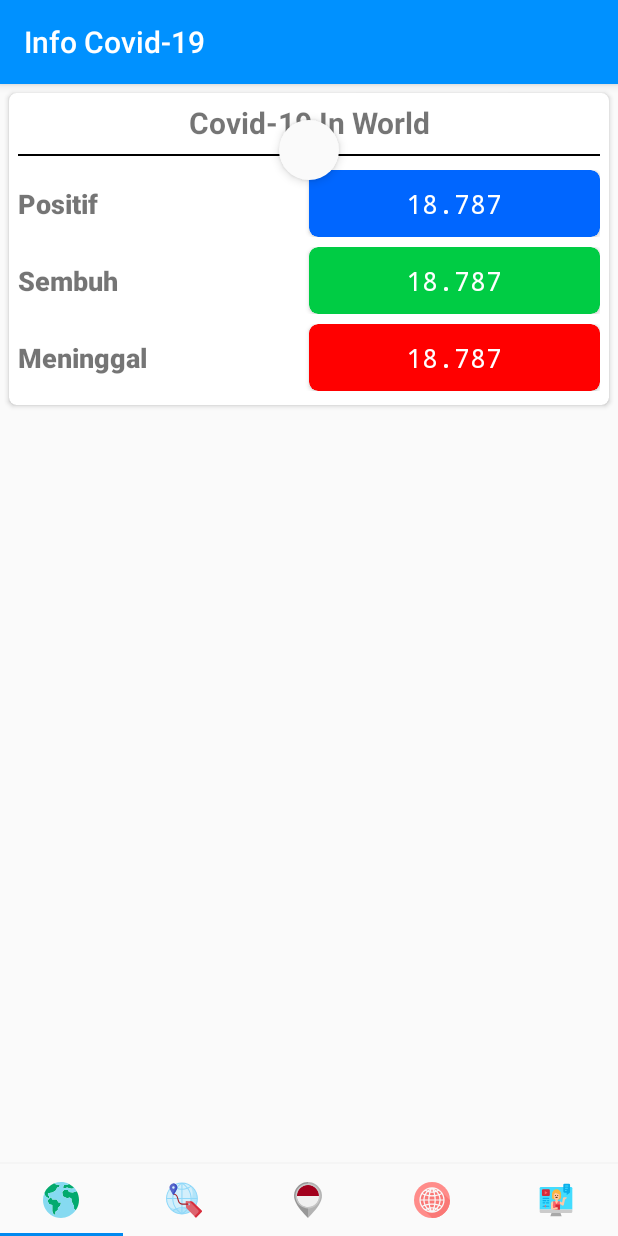
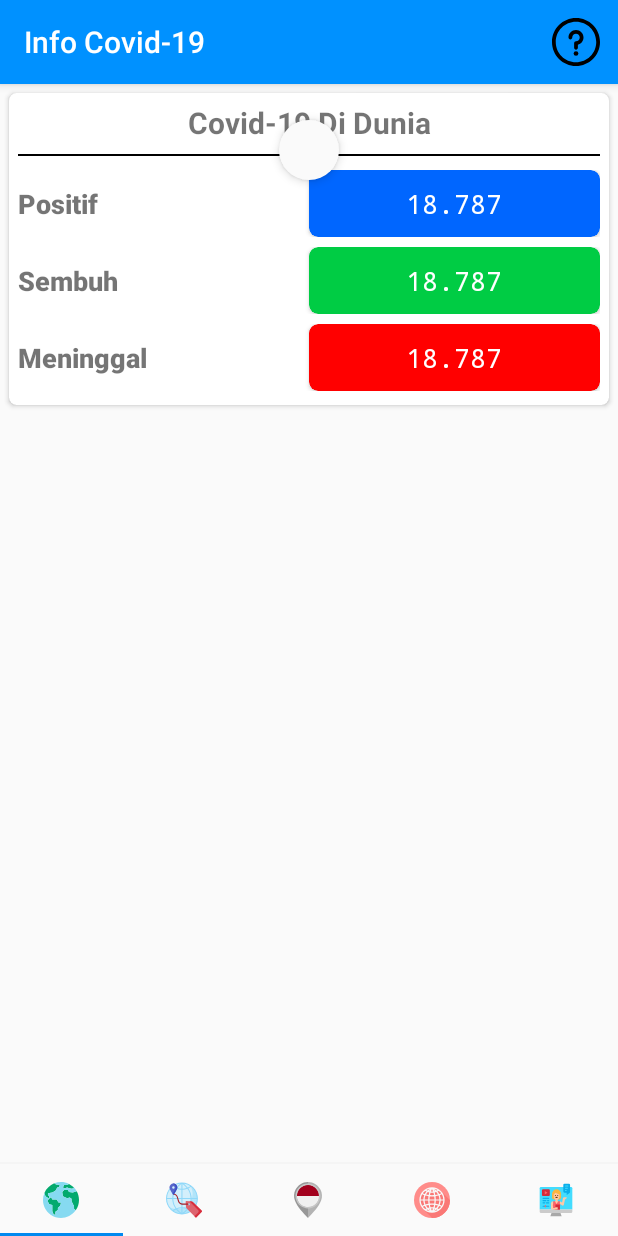
Before and after one commit to ardhanfajarramadhan/smkcoding_online_project_2, an Android app: the screen it shows after launch (MainActivity), on a phone screen of 412 x 824 dp. Run offline under Robolectric (Android 15) with nearby library versions, the phone set to English and light mode, and no system bars; 2 statements that could not run were skipped.

Commit message:
help and diagram

```diff
--- a/app/src/main/AndroidManifest.xml
+++ b/app/src/main/AndroidManifest.xml
@@ -1,7 +1,9 @@
 <?xml version="1.0" encoding="utf-8"?>
 <manifest xmlns:android="http://schemas.android.com/apk/res/android"
     package="com.coding.smkcoding_project_2">
-    <uses-permission android:name="android.permission.INTERNET"/>
+
+    <uses-permission android:name="android.permission.INTERNET" />
+
     <application
         android:allowBackup="true"
         android:icon="@drawable/ic_icon"
@@ -9,7 +11,7 @@
         android:roundIcon="@drawable/ic_icon"
         android:supportsRtl="true"
         android:theme="@style/AppThemeCustom2">
-
+        <activity android:name=".ReadMeActivity"></activity>
         <activity android:name=".MainActivity">
             <intent-filter>
                 <action android:name="android.intent.action.MAIN" />
--- a/app/src/main/java/com/coding/smkcoding_project_2/MainActivity.kt
+++ b/app/src/main/java/com/coding/smkcoding_project_2/MainActivity.kt
@@ -1,7 +1,10 @@
 package com.coding.smkcoding_project_2
 
+import android.content.Intent
 import androidx.appcompat.app.AppCompatActivity
 import android.os.Bundle
+import android.view.Menu
+import android.view.MenuItem
 import androidx.core.content.res.ResourcesCompat
 import com.coding.smkcoding_project_2.adapter.ViewPagerAdapter
 import com.google.android.material.tabs.TabLayoutMediator
@@ -24,4 +27,21 @@ class MainActivity : AppCompatActivity() {
             tab.icon = ResourcesCompat.getDrawable(resources, menuIcon[position], null)
         }).attach()
     }
+
+    override fun onCreateOptionsMenu(menu: Menu): Boolean {
+        menuInflater.inflate(R.menu.main_menu, menu)
+        return super.onCreateOptionsMenu(menu)
+    }
+
+    override fun onOptionsItemSelected(item: MenuItem): Boolean {
+        when(item!!.itemId) {
+            R.id.help -> moveToReadMe()
+        }
+        return super.onOptionsItemSelected(item)
+    }
+
+    private fun moveToReadMe(){
+        val intent = Intent(this, ReadMeActivity::class.java)
+        startActivity(intent)
+    }
 }
--- a/app/src/main/java/com/coding/smkcoding_project_2/WorldFragment.kt
+++ b/app/src/main/java/com/coding/smkcoding_project_2/WorldFragment.kt
@@ -16,15 +16,11 @@ import com.coding.smkcoding_project_2.util.dismissLoading
 import com.coding.smkcoding_project_2.util.showLoading
 import com.coding.smkcoding_project_2.util.tampilToast
 import kotlinx.android.synthetic.*
-import kotlinx.android.synthetic.main.fragment_province.*
 import kotlinx.android.synthetic.main.fragment_world.*
 import kotlinx.android.synthetic.main.fragment_world.swipeRefreshLayout
-import kotlinx.android.synthetic.main.item_world_data.*
 import retrofit2.Call
 import retrofit2.Callback
 import retrofit2.Response
-import java.text.NumberFormat
-import java.util.*
 
 class WorldFragment : Fragment() {
 
--- a/app/src/main/java/com/coding/smkcoding_project_2/data/ApiService.kt
+++ b/app/src/main/java/com/coding/smkcoding_project_2/data/ApiService.kt
@@ -1,5 +1,6 @@
 package com.coding.smkcoding_project_2.data
 
+import com.coding.smkcoding_project_2.serialized.IndonesiaDataItem
 import com.coding.smkcoding_project_2.serialized.global.GlobalDataItem
 import com.coding.smkcoding_project_2.serialized.global.GlobalDataMeninggal
 import com.coding.smkcoding_project_2.serialized.global.GlobalDataPositif
@@ -25,5 +26,6 @@ interface ApiService {
     @GET("meninggal")
     fun getDataMeninggoy(): Call<GlobalDataMeninggal>
 
-
+    @GET("indonesia")
+    fun getDataIndonesia(): Call<IndonesiaDataItem>
 }
--- /dev/null
+++ b/app/src/main/java/com/coding/smkcoding_project_2/serialized/IndonesiaData.kt
@@ -0,0 +1,6 @@
+package com.coding.smkcoding_project_2.serialized
+
+
+import com.google.gson.annotations.SerializedName
+
+class IndonesiaData : ArrayList<IndonesiaDataItem>()
--- /dev/null
+++ b/app/src/main/res/drawable/ic_help.xml
@@ -0,0 +1,15 @@
+<vector xmlns:android="http://schemas.android.com/apk/res/android"
+    android:width="512dp"
+    android:height="512dp"
+    android:viewportWidth="512"
+    android:viewportHeight="512">
+  <path
+      android:fillColor="#FF000000"
+      android:pathData="M256,378.5m-25,0a25,25 0,1 1,50 0a25,25 0,1 1,-50 0"/>
+  <path
+      android:fillColor="#FF000000"
+      android:pathData="M256,0C114.516,0 0,114.497 0,256c0,141.484 114.497,256 256,256c141.484,0 256,-114.497 256,-256C512,114.516 397.503,0 256,0zM256,472c-119.377,0 -216,-96.607 -216,-216c0,-119.377 96.607,-216 216,-216c119.377,0 216,96.607 216,216C472,375.377 375.393,472 256,472z"/>
+  <path
+      android:fillColor="#FF000000"
+      android:pathData="M256,128.5c-44.112,0 -80,35.888 -80,80c0,11.046 8.954,20 20,20s20,-8.954 20,-20c0,-22.056 17.944,-40 40,-40c22.056,0 40,17.944 40,40c0,22.056 -17.944,40 -40,40c-11.046,0 -20,8.954 -20,20v50c0,11.046 8.954,20 20,20c11.046,0 20,-8.954 20,-20v-32.531c34.466,-8.903 60,-40.26 60,-77.469C336,164.388 300.112,128.5 256,128.5z"/>
+</vector>
--- /dev/null
+++ b/app/src/main/res/menu/main_menu.xml
@@ -0,0 +1,9 @@
+<?xml version="1.0" encoding="utf-8"?>
+<menu xmlns:android="http://schemas.android.com/apk/res/android"
+    xmlns:app="http://schemas.android.com/apk/res-auto">
+    <item
+        android:id="@+id/help"
+        android:title="Help"
+        app:showAsAction="always"
+        android:icon="@drawable/ic_help"/>
+</menu>
--- a/app/src/main/res/values/strings.xml
+++ b/app/src/main/res/values/strings.xml
@@ -16,7 +16,7 @@
     <string name="jarak">JARAK Jaga jarak aman</string>
     <string name="number5">5</string>
     <string name="rumah">RUMAH Usahakan di rumah aja</string>
-    <string name="covid19_world">Covid-19 In World</string>
+    <string name="covid19_world">Covid-19 Di Dunia</string>
     <string name="positif">Positif</string>
     <string name="dummyValue">18.787</string>
     <string name="sembuh">Sembuh</string>
```
Also changed, not shown: app/src/main/java/com/coding/smkcoding_project_2/ChartFragment.kt (+59 -4 lines), app/src/main/java/com/coding/smkcoding_project_2/ReadMeActivity.kt (added, +44 -0 lines), app/src/main/java/com/coding/smkcoding_project_2/adapter/ExpandableListViewAdapter.kt (added, +79 -0 lines), app/src/main/java/com/coding/smkcoding_project_2/serialized/IndonesiaDataItem.kt (added, +17 -0 lines), app/src/main/res/layout/activity_read_me.xml (added, +19 -0 lines), app/src/main/res/layout/fragment_chart.xml (+22 -6 lines), app/src/main/res/layout/subtitle_layout.xml (added, +13 -0 lines), app/src/main/res/layout/title_layout.xml (added, +14 -0 lines).
